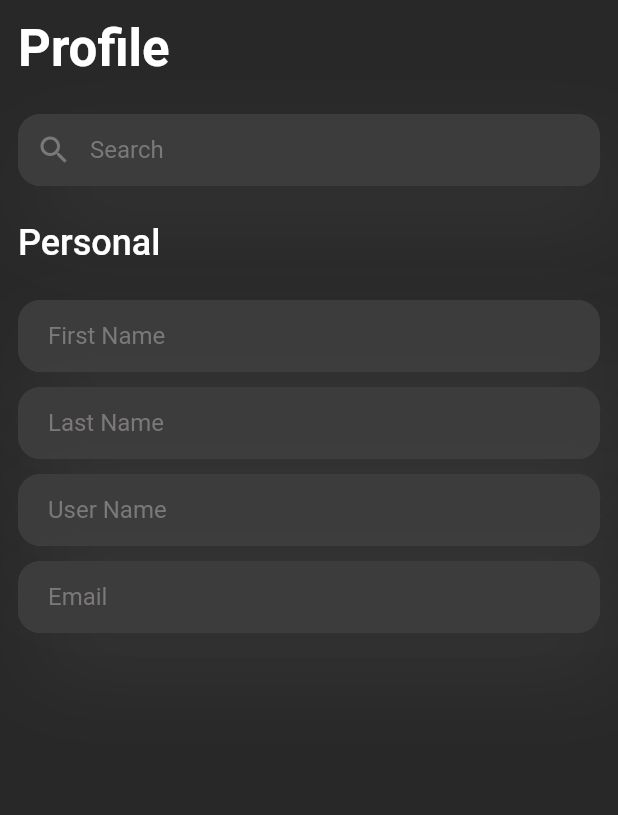
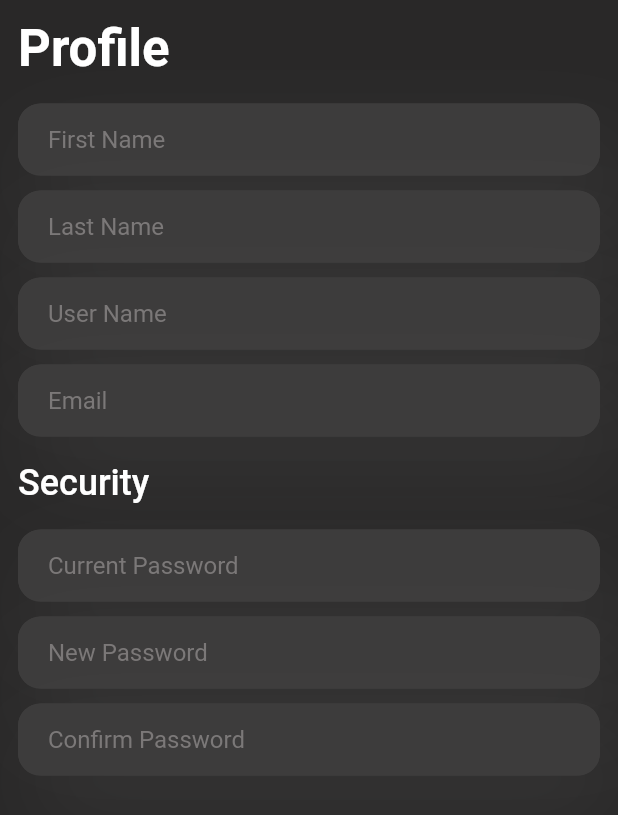
Before and after one commit to Naberus-Games/Brainstorm-app, a Flutter app: the ProfileScreen screen opened directly, on a phone screen of 412 x 824 dp. Shown: the top 815 px of the screen. Run offline on Flutter 3.47's test engine with Material 2 defaults, Android fonts, the phone set to English and light mode, and no system bars; missing offline and left inert: dart:ffi.

Commit message:
complete rework of profile screen and added custom button but needs work to be functional

```diff
--- a/lib/pages/profile_screen.dart
+++ b/lib/pages/profile_screen.dart
@@ -1,6 +1,6 @@
-import 'package:brainstorm/widgets/text_input.dart';
+import 'package:brainstorm/widgets/custom_headings.dart';
+import 'package:brainstorm/widgets/entry_box.dart';
 
-import '../widgets/search_input.dart';
 import 'package:flutter/material.dart';
 
 const Color themeColor = Color(0xff74D9DF);
@@ -20,71 +20,34 @@ class ProfileScreen extends StatelessWidget {
           body: SafeArea(
             child: Column(
               mainAxisAlignment: MainAxisAlignment.start,
-              children: <Widget>[
-                Row(
-                  mainAxisAlignment: MainAxisAlignment.spaceBetween,
-                  children: <Widget>[
-                    Padding(
-                      padding: const EdgeInsets.all(12.0),
-                      child: Text(
-                        'Profile',
-                        style: Theme.of(context)
-                            .textTheme
-                            .headlineMedium
-                            ?.copyWith(
-                                color: Colors.white,
-                                fontWeight: FontWeight.bold),
-                      ),
-                    ),
-                  ],
-                ),
-                Padding(
-                  padding: const EdgeInsets.all(12.0),
-                  child: SearchInput(
-                      textController: TextEditingController(),
-                      hintText: 'Search'),
-                ),
-                Row(
-                  mainAxisAlignment: MainAxisAlignment.start,
-                  children: <Widget>[
-                    Padding(
-                      padding: const EdgeInsets.all(12.0),
-                      child: Text(
-                        'Personal',
-                        style: Theme.of(context)
-                            .textTheme
-                            .headlineSmall
-                            ?.copyWith(
-                                color: Colors.white,
-                                fontWeight: FontWeight.w500),
-                      ),
-                    ),
-                  ],
-                ),
-                Padding(
-                  padding: const EdgeInsets.fromLTRB(12, 12, 12, 5),
-                  child: TextInput(
-                      textController: TextEditingController(),
-                      hintText: 'First Name'),
-                ),
-                Padding(
-                  padding: const EdgeInsets.fromLTRB(12, 5, 12, 5),
-                  child: TextInput(
-                      textController: TextEditingController(),
-                      hintText: 'Last Name'),
-                ),
-                Padding(
-                  padding: const EdgeInsets.fromLTRB(12, 5, 12, 5),
-                  child: TextInput(
-                      textController: TextEditingController(),
-                      hintText: 'User Name'),
-                ),
-                Padding(
-                  padding: const EdgeInsets.fromLTRB(12, 5, 12, 5),
-                  child: TextInput(
-                      textController: TextEditingController(),
-                      hintText: 'Email'),
-                ),
+              children: const <Widget>[
+                MainHeading(text: "Profile"),
+                //need to add profile icon here
+
+                // Container(
+                //   padding: EdgeInsets.all(20),
+                //   child: CircleAvatar(
+                //     backgroundImage: AssetImage('assets/profile_icon.jpg'),
+                //     radius: 70,
+                //   ),
+                // ),
+
+                //cant get this to work :(
+
+                CustomEntry(hintText: "First Name"),
+                CustomEntry(hintText: "Last Name"),
+                CustomEntry(hintText: "User Name"),
+                CustomEntry(hintText: "Email"),
+                SubHeading(text: "Security"),
+                CustomEntry(hintText: "Current Password"),
+                CustomEntry(hintText: "New Password"),
+                CustomEntry(hintText: "Confirm Password"),
+                // BarButton(
+                //   text: "Update",
+                //   onPressed: () {},
+                // ),
+                //wont let you put button unless you add action, dont know
+                //how to get around this for now
               ],
             ),
           ),
--- a/lib/widgets/categories_button.dart
+++ b/lib/widgets/categories_button.dart
@@ -79,8 +79,8 @@ Widget customBtn_with_modifier(IconData icon, String text, bool switchValue) {
             onChanged: (value) {
               //update value
             },
-            activeTrackColor: Colors.greenAccent,
-            activeColor: Colors.green,
+            activeTrackColor: themeColor,
+            activeColor: themeColor,
           ),
         ],
       ),
--- a/lib/widgets/custom_headings.dart
+++ b/lib/widgets/custom_headings.dart
@@ -38,7 +38,7 @@ class MainHeading extends StatelessWidget {
         Padding(
           padding: const EdgeInsets.all(12.0),
           child: Text(
-            'Settings',
+            text,
             style: Theme.of(context)
                 .textTheme
                 .headlineMedium
--- /dev/null
+++ b/lib/widgets/entry_box.dart
@@ -0,0 +1,36 @@
+import 'package:brainstorm/widgets/text_input.dart';
+import 'package:flutter/material.dart';
+
+class CustomEntry extends StatelessWidget {
+  final String hintText;
+
+  const CustomEntry({super.key, required this.hintText});
+
+  @override
+  Widget build(BuildContext context) {
+    return Padding(
+      padding: const EdgeInsets.fromLTRB(12, 5, 12, 5),
+      child: TextInput(
+          textController: TextEditingController(), hintText: hintText),
+    );
+  }
+}
+
+// class CustomPassEntry extends StatelessWidget {
+//   final String hintText;
+
+//   const CustomPassEntry({super.key, required this.hintText});
+
+//   @override
+//   Widget build(BuildContext context) {
+//     return Padding(
+//       padding: const EdgeInsets.fromLTRB(12, 5, 12, 5),
+//       child: TextInput(
+//           textController: TextEditingController(),
+//           hintText: hintText,
+//           obscureText: true),
+//     );
+//   }
+// }
+
+//added the obscureText field to make it password field but doesnt work :(
```
Also changed, not shown: lib/widgets/custom_bar_button.dart (added, +42 -0 lines).
